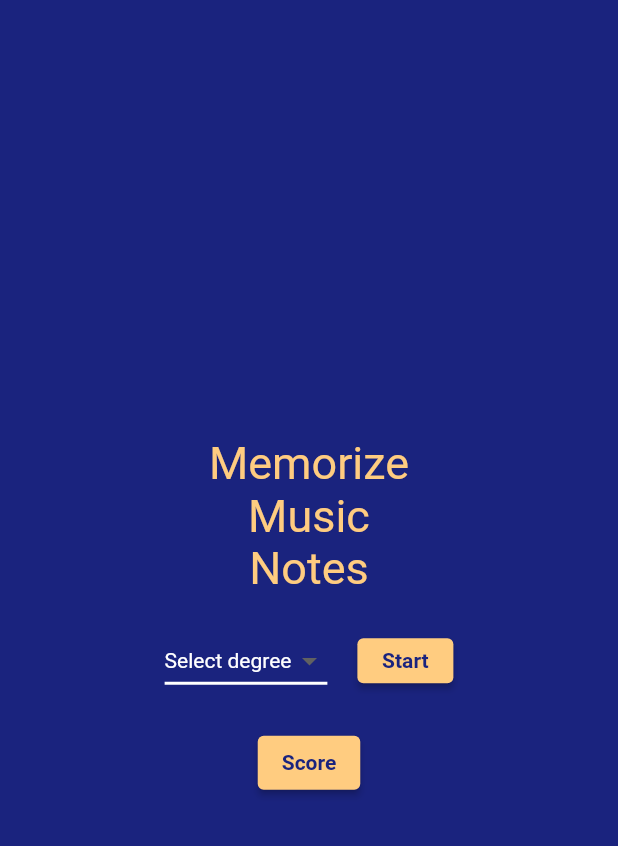
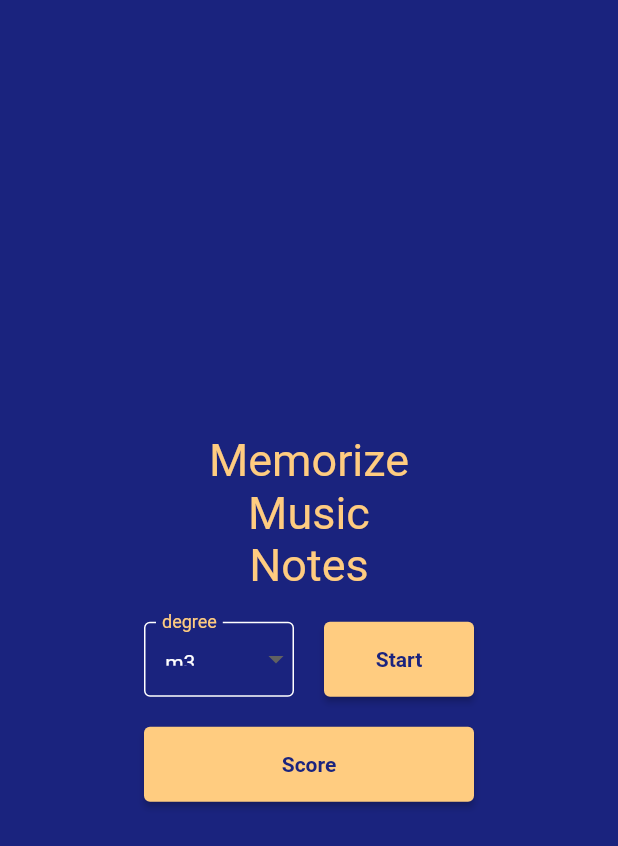
Before and after one commit to tayack/memorize_music_notes, a Flutter app: the screen it shows after launch, on a phone screen of 412 x 824 dp. Shown: the top 846 px of the screen. Run offline on Flutter 3.47's test engine with Material 2 defaults, Android fonts, the phone set to English and light mode, and no system bars; our stand-ins replace flutter_dotenv, google_mobile_ads.

Commit message:
update top page ui

```diff
--- a/lib/config/config.dart
+++ b/lib/config/config.dart
@@ -10,7 +10,7 @@ class SettingConfig {
   static Color? thirdColor = Colors.grey;
   static Color? forthColor = Colors.white;
   static double commonHeight = 100;
-  static double titleButtonHeight = 30;
+  static double titleButtonHeight = 50;
   static double titleFontSize = 30;
   static double largeFontSize = 30;
   static String pageNameSelectQuestions = "Select Question";
--- a/lib/main.dart
+++ b/lib/main.dart
@@ -36,9 +36,13 @@ class MyHomePage extends StatefulWidget {
 
 class _MyHomePageState extends State<MyHomePage> {
   int _selectItem = 1;
+
+  final _formKey = GlobalKey<FormState>();
   @override
   Widget build(BuildContext context) {
-    return Scaffold(
+    return Form(
+      key: _formKey,
+      child: Scaffold(
         backgroundColor: SettingConfig.mainColor,
         drawer: Drawer(
             child: ListView(children: <Widget>[
@@ -77,31 +81,38 @@ class _MyHomePageState extends State<MyHomePage> {
                 child: Row(
                   mainAxisSize: MainAxisSize.min,
                   children: [
-                  DropdownButton(
+                    SizedBox(
+                      width: 100,
+                      height: SettingConfig.titleButtonHeight,
+                      child: DropdownButtonFormField(
                         style: TextStyle(
                           color: SettingConfig.forthColor,
                         ),
-                    alignment: Alignment.center,
-                    underline: Container(
-                      height: 2,
+                        decoration: InputDecoration(
+                            labelText: 'degree',
+                            labelStyle:
+                                TextStyle(color: SettingConfig.secondColor),
+                            enabledBorder: OutlineInputBorder(
+                              borderSide: BorderSide(
                                 color: Colors.white,
                               ),
+                            )),
+                        alignment: Alignment.center,
                         dropdownColor: SettingConfig.mainColor,
                         value: _selectItem,
                         items: [
-                      DropdownMenuItem(child: Text('Select degree'), value: 1),
-                      DropdownMenuItem(child: Text('m3'), value: 2),
-                      DropdownMenuItem(child: Text('3'), value: 3),
-                      DropdownMenuItem(child: Text('5'), value: 4),
-                      DropdownMenuItem(child: Text('♭7'), value: 5),
-                      DropdownMenuItem(child: Text('7'), value: 6),
-                      DropdownMenuItem(child: Text('♭9'), value: 7),
-                      DropdownMenuItem(child: Text('9'), value: 8),
-                      DropdownMenuItem(child: Text('#9'), value: 9),
-                      DropdownMenuItem(child: Text('11'), value: 10),
-                      DropdownMenuItem(child: Text('#11'), value: 11),
-                      DropdownMenuItem(child: Text('♭13'), value: 12),
-                      DropdownMenuItem(child: Text('13'), value: 13),
+                          DropdownMenuItem(child: Text('m3'), value: 1),
+                          DropdownMenuItem(child: Text('3'), value: 2),
+                          DropdownMenuItem(child: Text('5'), value: 3),
+                          DropdownMenuItem(child: Text('♭7'), value: 4),
+                          DropdownMenuItem(child: Text('7'), value: 5),
+                          DropdownMenuItem(child: Text('♭9'), value: 6),
+                          DropdownMenuItem(child: Text('9'), value: 7),
+                          DropdownMenuItem(child: Text('#9'), value: 8),
+                          DropdownMenuItem(child: Text('11'), value: 9),
+                          DropdownMenuItem(child: Text('#11'), value: 10),
+                          DropdownMenuItem(child: Text('♭13'), value: 11),
+                          DropdownMenuItem(child: Text('13'), value: 12),
                         ],
                         onChanged: (value) => {
                           setState(() {
@@ -109,11 +120,13 @@ class _MyHomePageState extends State<MyHomePage> {
                           }),
                         },
                       ),
+                    ),
                     SizedBox(
                       width: 20,
                     ),
                     Container(
                       height: SettingConfig.titleButtonHeight,
+                      width: 100,
                       child: ElevatedButton(
                         child: const Text('Start'),
                         style: ElevatedButton.styleFrom(
@@ -135,7 +148,10 @@ class _MyHomePageState extends State<MyHomePage> {
               SizedBox(
                 height: 20,
               ),
-            ElevatedButton(
+              Container(
+                height: SettingConfig.titleButtonHeight,
+                width: 220,
+                child: ElevatedButton(
                   child: const Text('Score'),
                   style: ElevatedButton.styleFrom(
                     primary: SettingConfig.secondColor,
@@ -144,7 +160,9 @@ class _MyHomePageState extends State<MyHomePage> {
                   ),
                   onPressed: () {},
                 ),
+              ),
             ],
+          ),
         ),
       ),
     );
```
Lines whose indentation alone changed are shown as unchanged.
